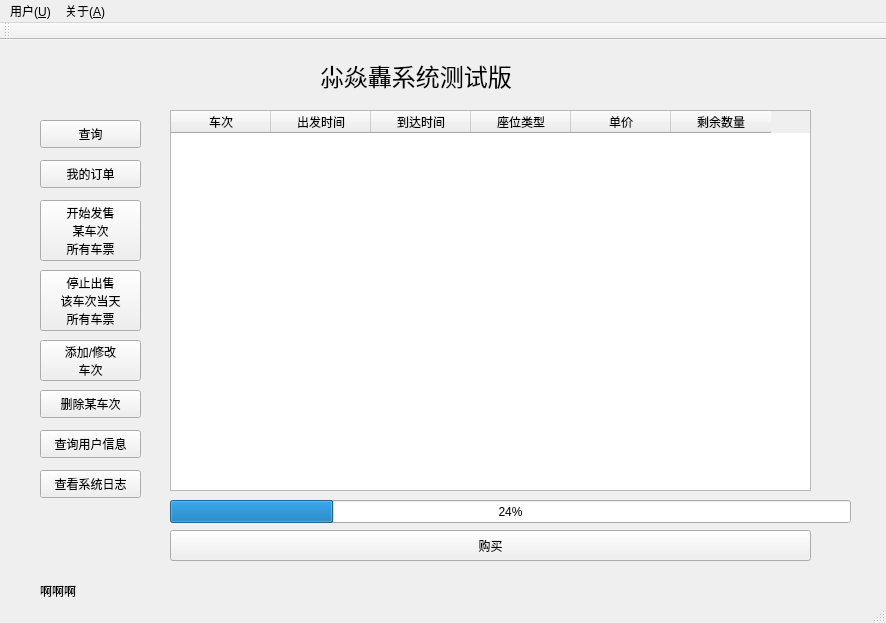
zidaneandmessi/TrainBoom_FrontEnd, file Qt/TrainBoom/mainwindow.ui: the form before one commit.
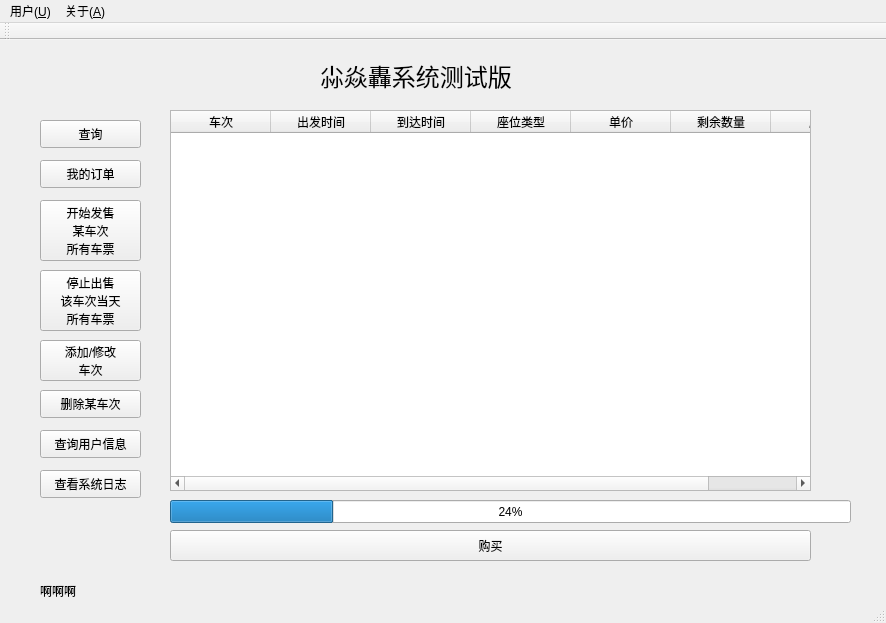
The form after the commit.

Patch:
```diff
--- a/Qt/TrainBoom/mainwindow.ui
+++ b/Qt/TrainBoom/mainwindow.ui
@@ -104,6 +104,11 @@
       <string>剩余数量</string>
      </property>
     </column>
+    <column>
+     <property name="text">
+      <string>序号</string>
+     </property>
+    </column>
    </widget>
    <widget class="QProgressBar" name="progressBar">
     <property name="geometry">
```
